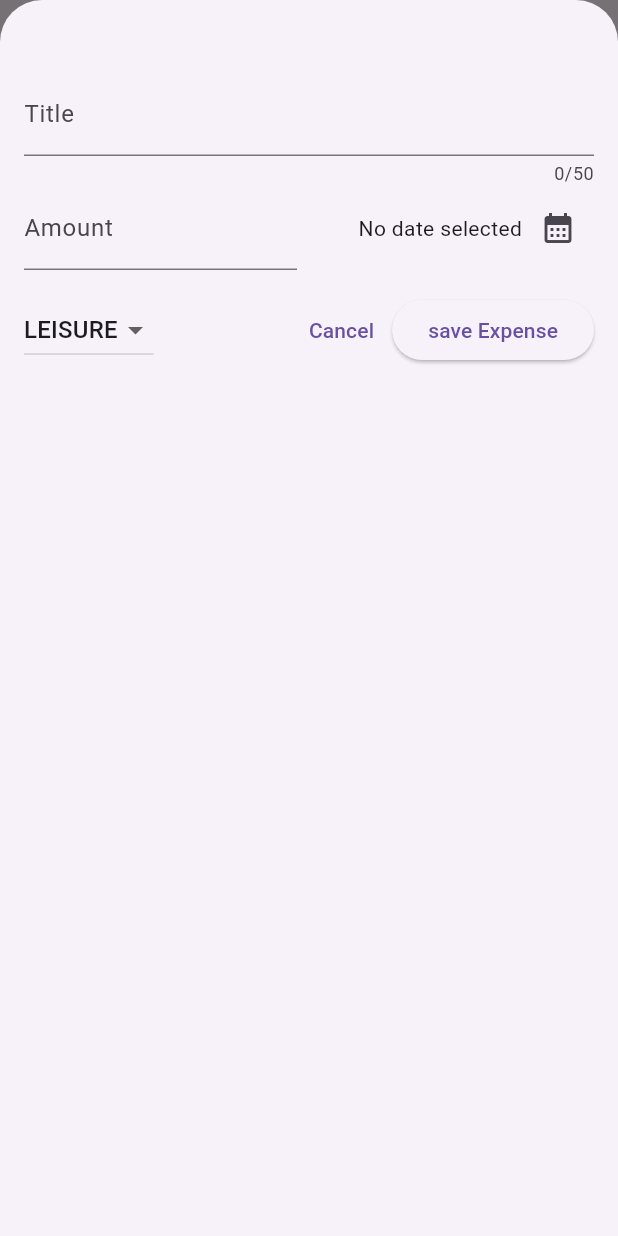
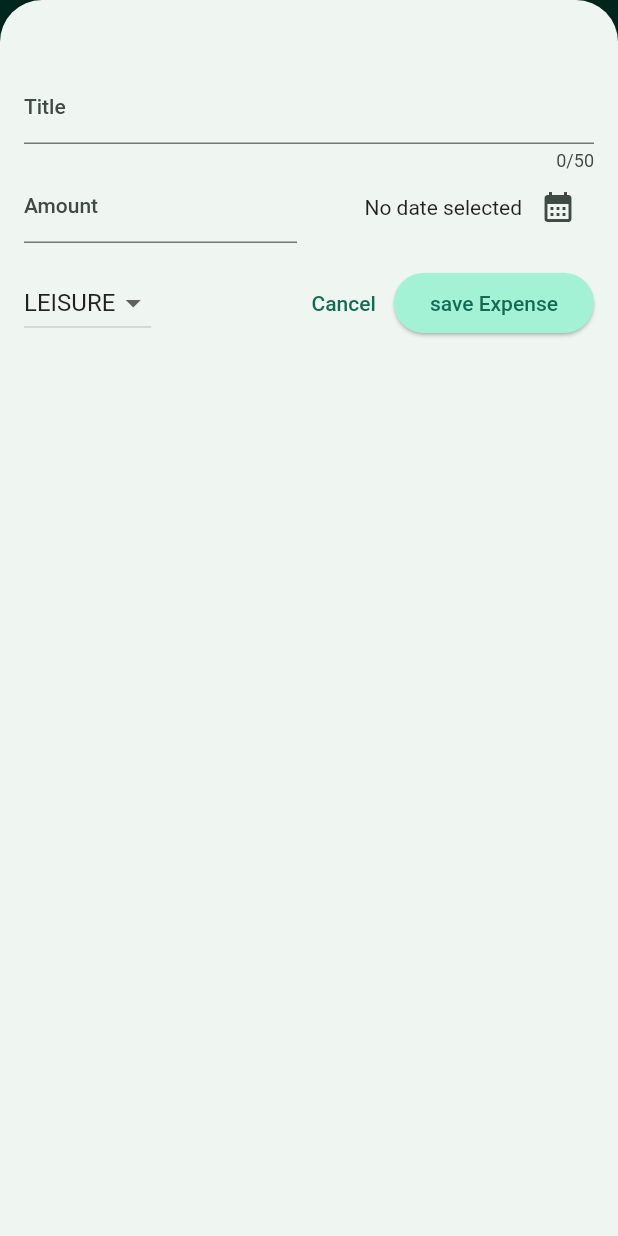
Before and after one commit to rayhan-afk/expense_tracker, a Flutter app: the screen it shows after launch, after a tap on the "add" icon, on a phone screen of 412 x 824 dp. Run offline on Flutter 3.47's test engine with Material 2 defaults, Android fonts, the phone set to English and light mode, and no system bars.

Commit message:
using theme

```diff
--- a/lib/main.dart
+++ b/lib/main.dart
@@ -1,10 +1,40 @@
 import 'package:expense_tracker/widgets/expenses.dart';
 import 'package:flutter/material.dart';
+
+var kColorScheme = ColorScheme.fromSeed(
+  seedColor: const Color.fromARGB(255, 54, 244, 197),
+);
 
 void main() {
   runApp(
     MaterialApp(
-      theme: ThemeData(useMaterial3: true),
+      theme: ThemeData().copyWith(
+        useMaterial3: true,
+        colorScheme: kColorScheme,
+        appBarTheme: const AppBarTheme().copyWith(
+          backgroundColor: kColorScheme.onPrimaryContainer,
+          foregroundColor: kColorScheme.primaryContainer,
+        ),
+        cardTheme: const CardTheme().copyWith(
+          color: kColorScheme.secondaryContainer,
+          margin: const EdgeInsets.symmetric(
+            horizontal: 16,
+            vertical: 8,
+          ),
+        ),
+        elevatedButtonTheme: ElevatedButtonThemeData(
+          style: ElevatedButton.styleFrom(
+            backgroundColor: kColorScheme.primaryContainer,
+          ),
+        ),
+        textTheme: ThemeData().textTheme.copyWith(
+              titleLarge: TextStyle(
+                fontSize: 24,
+                fontWeight: FontWeight.bold,
+                color: kColorScheme.onSecondaryContainer,
+              ),
+            ),
+      ),
       home: const Expenses(),
     ),
   );
```
